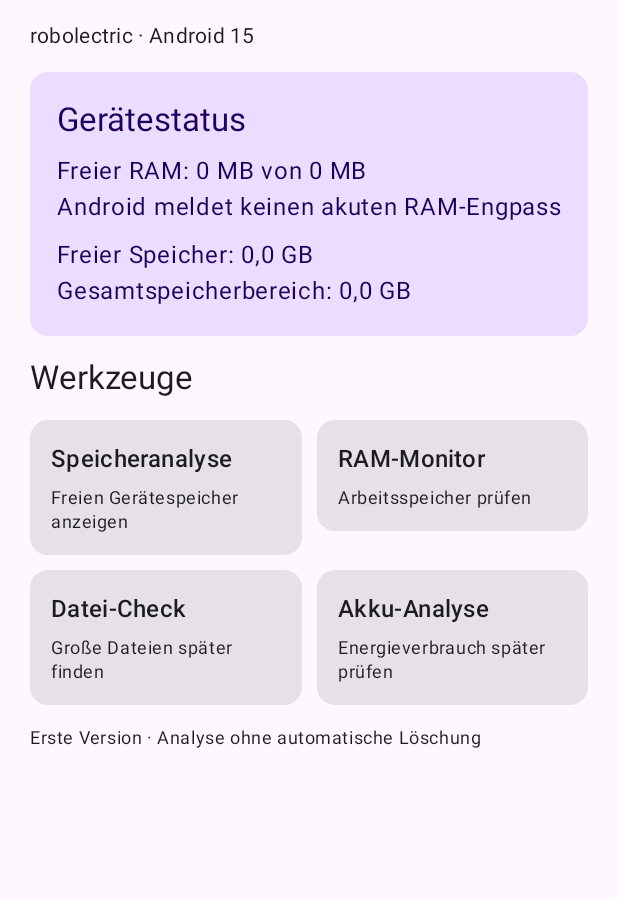
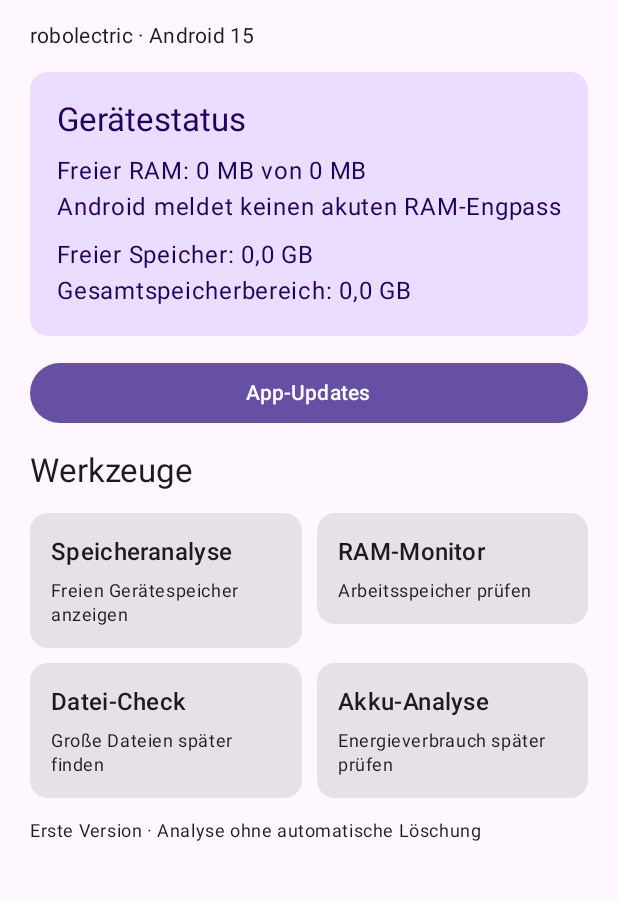
Before and after one commit to Postmen1971/DroidClean, an Android app built with Jetpack Compose: the screen it shows after launch (MainActivity), on a phone screen of 412 x 824 dp, the part 90-990 px from its top. Run offline under Robolectric (Android 15) with nearby library versions, the phone set to English and light mode, and no system bars.

Commit message:
Add entry point for in-app updates

```diff
--- a/app/src/main/java/com/aziz/droidclean/MainActivity.kt
+++ b/app/src/main/java/com/aziz/droidclean/MainActivity.kt
@@ -1,6 +1,7 @@
 package com.aziz.droidclean
 
 import android.app.ActivityManager
+import android.content.Intent
 import android.os.Bundle
 import android.os.StatFs
 import androidx.activity.ComponentActivity
@@ -27,6 +28,7 @@ import androidx.compose.runtime.mutableStateOf
 import androidx.compose.runtime.remember
 import androidx.compose.runtime.setValue
 import androidx.compose.ui.Modifier
+import androidx.compose.ui.platform.LocalContext
 import androidx.compose.ui.unit.dp
 import androidx.compose.ui.unit.sp
 import java.util.Locale
@@ -91,6 +93,7 @@ private fun DroidCleanDashboard(
     memory: MemoryStatus,
     storage: StorageStatus
 ) {
+    val context = LocalContext.current
     val modules = listOf(
         "Speicheranalyse" to "Freien Gerätespeicher anzeigen",
         "RAM-Monitor" to "Arbeitsspeicher prüfen",
@@ -136,6 +139,11 @@ private fun DroidCleanDashboard(
             }
         }
 
+        androidx.compose.material3.Button(
+            onClick = { context.startActivity(Intent(context, UpdateActivity::class.java)) },
+            modifier = Modifier.fillMaxWidth()
+        ) { Text("App-Updates") }
+
         Text("Werkzeuge", style = MaterialTheme.typography.titleLarge)
         LazyVerticalGrid(
             columns = GridCells.Adaptive(minSize = 145.dp),
```
